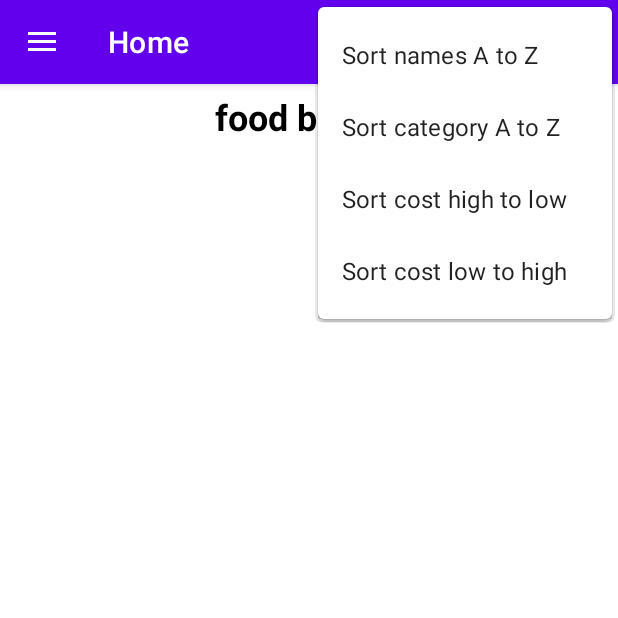
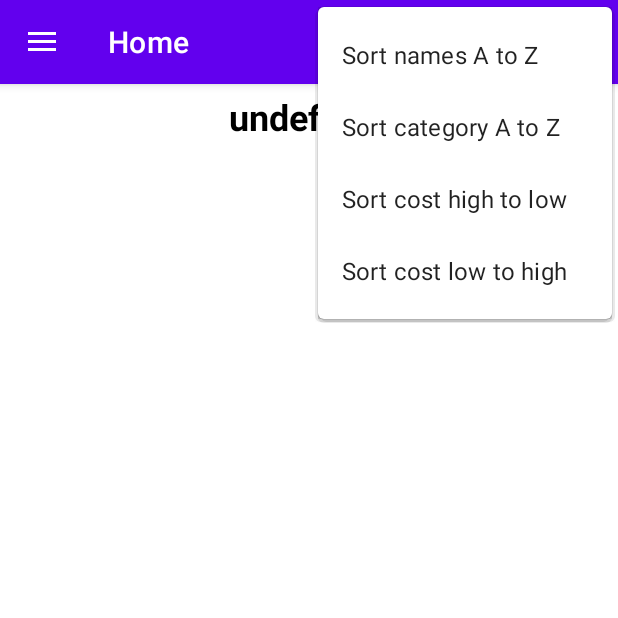
Before and after one commit to JacobGraham02/GroceryHelper, an Android app: the MainActivity screen opened directly, with no data from a screen before it, with the options menu open, on a phone screen of 412 x 824 dp, the top half of it. Run offline under Robolectric (Android 15) with nearby library versions, the phone set to English and light mode, and no system bars; our stand-ins replace Firebase (no records; nobody signed in at launch, a user with empty details on screens opened directly), navigation-ui.

Commit message:
Fixed a bug that would show all grocery items regardless of the currently selected store. I did this by filtering the grocery items on the viewModel observe function in the Home Fragment

```diff
--- a/app/src/main/java/com/jacobdamiangraham/groceryhelper/MainActivity.kt
+++ b/app/src/main/java/com/jacobdamiangraham/groceryhelper/MainActivity.kt
@@ -78,7 +78,8 @@ class MainActivity : AppCompatActivity() {
                     navController.navigate(R.id.nav_add_grocery_item)
                 }
                 R.id.nav_home -> {
-                    navController.navigate(R.id.nav_home)
+                    val bundle = bundleOf("storeName" to "food basics")
+                    navController.navigate(R.id.nav_home, bundle)
                 }
                 R.id.nav_log_out_icon -> {
                     firebaseStorage.logoutWithFirebase(object: IUserLogoutCallback {
--- a/app/src/main/java/com/jacobdamiangraham/groceryhelper/ui/home/HomeFragment.kt
+++ b/app/src/main/java/com/jacobdamiangraham/groceryhelper/ui/home/HomeFragment.kt
@@ -40,17 +40,13 @@ class HomeFragment : Fragment(), IOnGroceryItemInteractionListener {
         _binding = FragmentHomeBinding.inflate(inflater, container, false)
         val root: View = binding.root
 
-        val storeName = arguments?.getString("storeName")
+        val storeName = arguments?.getString("storeName") ?: "food basics"
 
-        if (storeName != null && (storeName == "food basics" || storeName == "zehrs")) {
-            viewModelFactory = GroceryViewModelFactory(storeName)
-            binding.yourGroceryListTextView.text = getString(R.string.grocery_list_title, storeName)
-        } else {
-            viewModelFactory = GroceryViewModelFactory("food basics")
-            binding.yourGroceryListTextView.text = getString(R.string.grocery_list_title, "food basics")
-        }
+        viewModelFactory = GroceryViewModelFactory(storeName)
 
         viewModel = ViewModelProvider(requireActivity()).get(GroceryViewModel::class.java)
+
+        binding.yourGroceryListTextView.text = getString(R.string.grocery_list_title, storeName)
 
         adapter = GroceryItemAdapter(requireContext(), this) { selectedGroceryItem ->
             val groceryItemId = selectedGroceryItem.id
@@ -82,7 +78,8 @@ class HomeFragment : Fragment(), IOnGroceryItemInteractionListener {
         binding.recyclerViewGroceryItemsList.adapter = adapter
 
         viewModel.groceryItems.observe(viewLifecycleOwner, { items ->
-            adapter.updateGroceryItems(items)
+            val filteredItems = items.filter{ it.store == storeName } as MutableList<GroceryItem>
+            adapter.updateGroceryItems(filteredItems)
         })
 
         return root
```
Also changed, not shown: app/src/main/java/com/jacobdamiangraham/groceryhelper/storage/FirebaseStorage.kt (+32 -7 lines).
